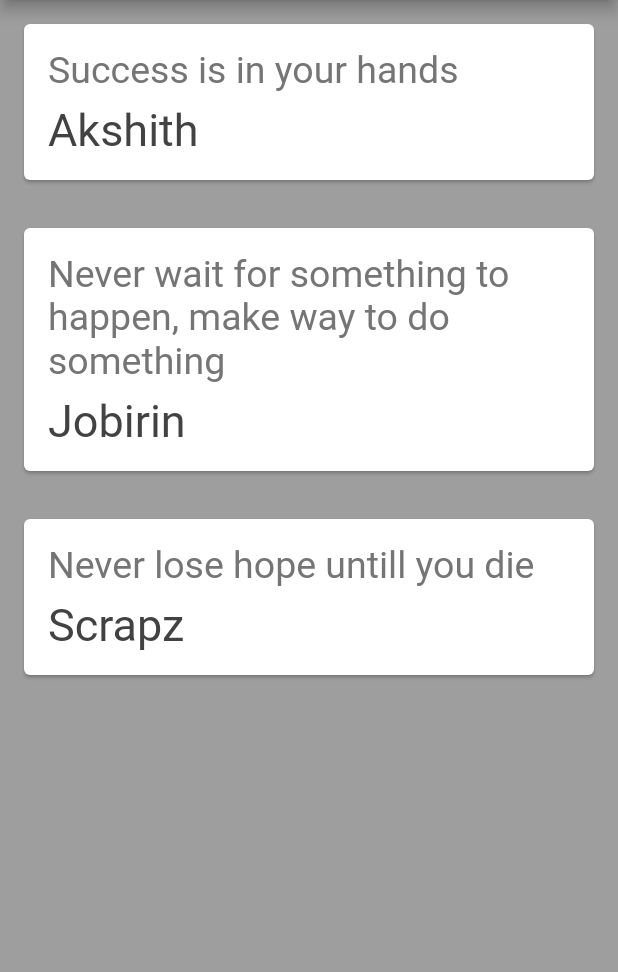
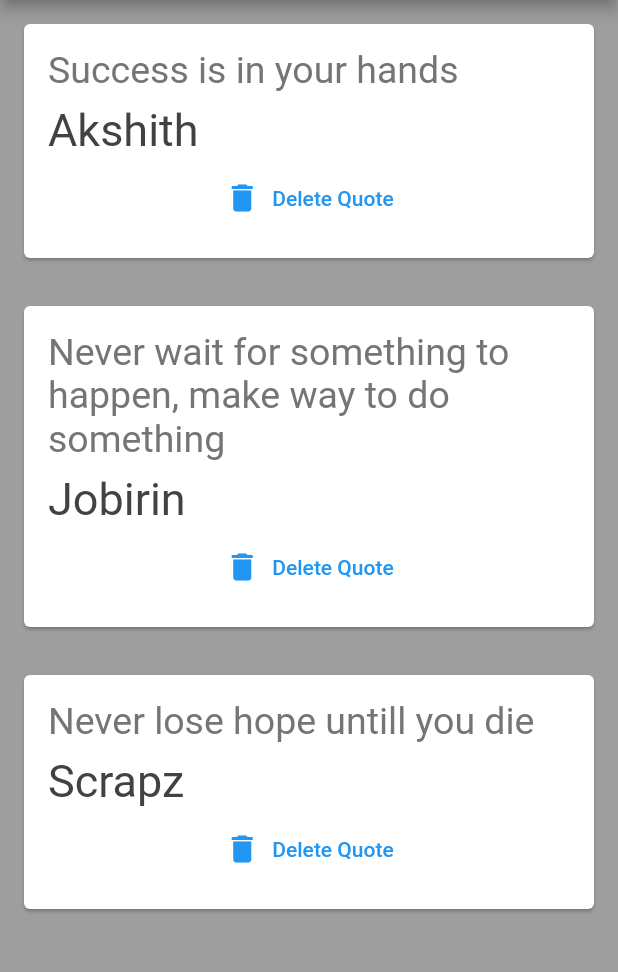
Before and after one commit to akshith-07/quotes_list-flutter, a Flutter app: the screen it shows after launch, on a phone screen of 412 x 824 dp, the part 84-1056 px from its top. Run offline on Flutter 3.47's test engine with Material 2 defaults, Android fonts, the phone set to English and light mode, and no system bars.

Commit message:
Added Buttons for deleting Quotes

```diff
--- a/lib/main.dart
+++ b/lib/main.dart
@@ -38,7 +38,13 @@ class _QuoteListState extends State<QuoteList> {
       body: Column(
         crossAxisAlignment: CrossAxisAlignment.start,
         children: quotes.map((quote) {
-          return QuoteCard(quote: quote);
+          return QuoteCard(
+              quote: quote,
+              delete: () {
+                setState(() {
+                  quotes.remove(quote);
+                });
+              });
         }).toList(),
       ),
     );
--- a/lib/quote_card.dart
+++ b/lib/quote_card.dart
@@ -2,7 +2,8 @@ import 'package:flutter/material.dart';
 
 class QuoteCard extends StatelessWidget {
   final quote;
-  QuoteCard({this.quote});
+  final Function delete;
+  QuoteCard({required this.quote, required this.delete});
 
   @override
   Widget build(BuildContext context) {
@@ -27,7 +28,14 @@ class QuoteCard extends StatelessWidget {
                 style: TextStyle(
                   fontSize: 30.0,
                   color: Colors.grey[800],
-                ))
+                )),
+            const SizedBox(
+              height: 4.0,
+            ),
+            TextButton.icon(
+                onPressed: () => delete(),
+                icon: Icon(Icons.delete),
+                label: Text("Delete Quote")),
           ],
         ),
       ),
```
